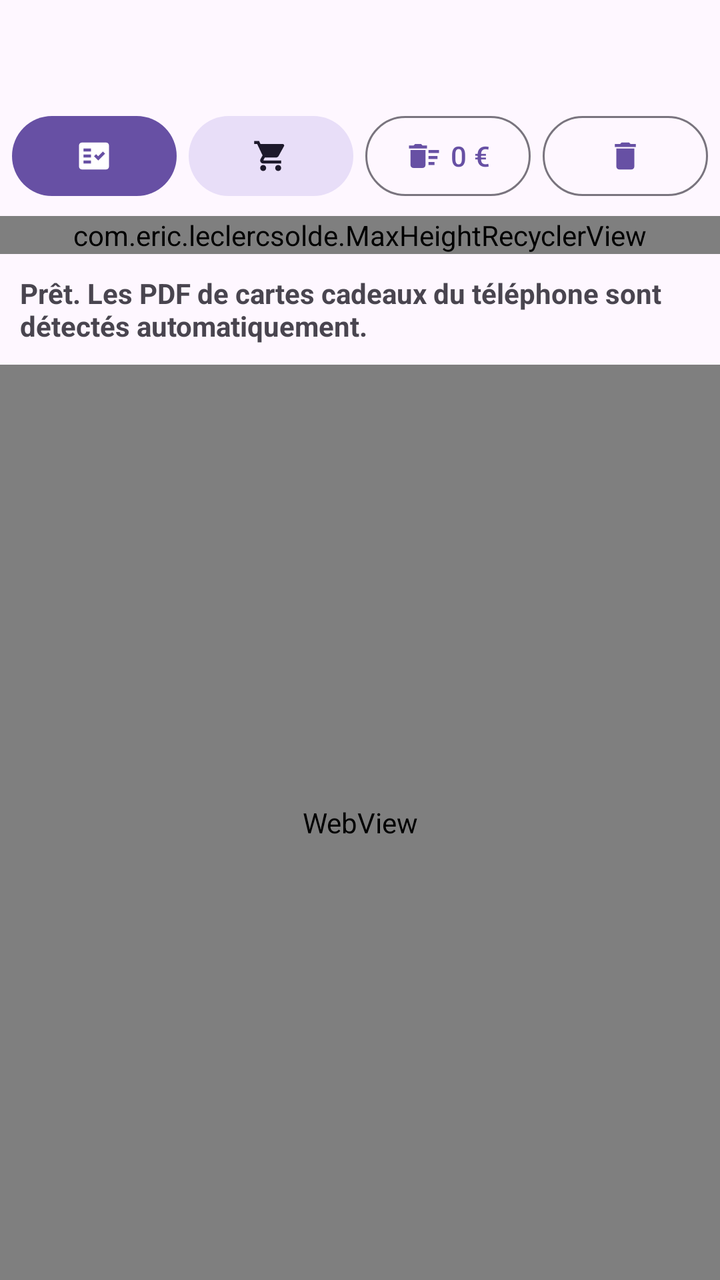
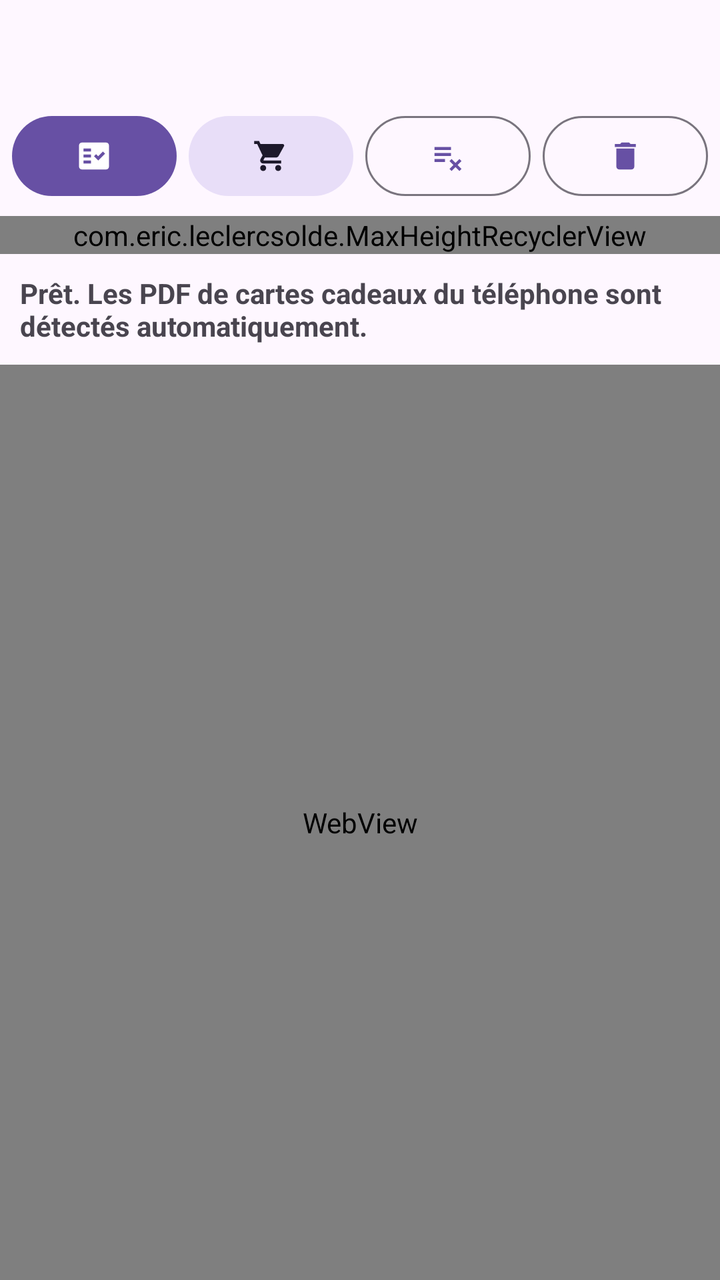

Before-and-after screenshots of an Android layout around one commit, followed by the original layout XML and the change that was made.
<!-- AndroidManifest.xml: application theme Theme.Material3.DayNight.NoActionBar -->
<!-- res/layout/activity_main.xml -->
<?xml version="1.0" encoding="utf-8"?>
<LinearLayout xmlns:android="http://schemas.android.com/apk/res/android"
    xmlns:app="http://schemas.android.com/apk/res-auto"
    android:layout_width="match_parent"
    android:layout_height="match_parent"
    android:orientation="vertical">

    <LinearLayout
        android:id="@+id/sectionHeader"
        android:layout_width="match_parent"
        android:layout_height="wrap_content"
        android:minHeight="48dp"
        android:background="?attr/selectableItemBackground"
        android:clickable="true"
        android:focusable="true"
        android:gravity="center_vertical"
        android:orientation="horizontal"
        android:paddingHorizontal="12dp">

        <TextView
            android:id="@+id/sectionCount"
            android:layout_width="0dp"
            android:layout_height="wrap_content"
            android:layout_weight="1"
            android:textStyle="bold" />

        <TextView
            android:id="@+id/sectionToggle"
            android:layout_width="wrap_content"
            android:layout_height="wrap_content"
            android:textColor="?attr/colorPrimary"
            android:textStyle="bold" />
    </LinearLayout>

    <Button
        android:id="@+id/btnAccess"
        android:layout_width="match_parent"
        android:layout_height="wrap_content"
        android:layout_marginHorizontal="6dp"
        android:text="@string/grant_access"
        android:visibility="gone" />

    <LinearLayout
        android:id="@+id/section"
        android:layout_width="match_parent"
        android:layout_height="wrap_content"
        android:orientation="vertical">

        <LinearLayout
            android:layout_width="match_parent"
            android:layout_height="wrap_content"
            android:orientation="horizontal"
            android:padding="6dp">

            <com.google.android.material.button.MaterialButton
                android:id="@+id/btnCheck"
                android:layout_width="0dp"
                android:layout_height="wrap_content"
                android:layout_weight="1"
                android:paddingHorizontal="8dp"
                android:contentDescription="@string/check_selection"
                android:tooltipText="@string/check_selection"
                app:icon="@drawable/ic_check"
                app:iconGravity="textStart"
                app:iconPadding="0dp" />

            <com.google.android.material.button.MaterialButton
                android:id="@+id/btnBuy"
                style="@style/Widget.Material3.Button.TonalButton"
                android:layout_width="0dp"
                android:layout_height="wrap_content"
                android:layout_marginStart="6dp"
                android:layout_weight="1"
                android:paddingHorizontal="8dp"
                android:contentDescription="@string/buy_card"
                android:tooltipText="@string/buy_card"
                app:icon="@drawable/ic_buy"
                app:iconGravity="textStart"
                app:iconPadding="0dp" />

            <com.google.android.material.button.MaterialButton
                android:id="@+id/btnDeleteEmpty"
                style="@style/Widget.Material3.Button.OutlinedButton"
                android:layout_width="0dp"
                android:layout_height="wrap_content"
                android:layout_marginStart="6dp"
                android:layout_weight="1"
                android:paddingHorizontal="8dp"
                android:contentDescription="@string/delete_empty"
                android:tooltipText="@string/delete_empty"
                android:maxLines="1"
                android:text="@string/zero_balance"
                app:icon="@drawable/ic_delete_empty"
                app:iconGravity="textStart"
                app:iconPadding="4dp" />

            <com.google.android.material.button.MaterialButton
                android:id="@+id/btnDeleteSelection"
                style="@style/Widget.Material3.Button.OutlinedButton"
                android:layout_width="0dp"
                android:layout_height="wrap_content"
                android:layout_marginStart="6dp"
                android:layout_weight="1"
                android:paddingHorizontal="8dp"
                android:contentDescription="@string/delete_selection"
                android:tooltipText="@string/delete_selection"
                app:icon="@drawable/ic_delete_selection"
                app:iconGravity="textStart"
                app:iconPadding="0dp" />
        </LinearLayout>

        <com.eric.leclercsolde.MaxHeightRecyclerView
            android:id="@+id/list"
            android:layout_width="match_parent"
            android:layout_height="wrap_content"
            android:background="#11000000" />
    </LinearLayout>

    <TextView
        android:id="@+id/banner"
        android:layout_width="match_parent"
        android:layout_height="wrap_content"
        android:padding="10dp"
        android:textStyle="bold"
        android:text="@string/ready" />

    <WebView
        android:id="@+id/web"
        android:layout_width="match_parent"
        android:layout_height="0dp"
        android:layout_weight="1" />
</LinearLayout>
<!-- resources referenced by this layout -->
<resources>
  <!-- drawable ic_buy (drawable) -->
  <vector xmlns:android="http://schemas.android.com/apk/res/android"
      android:width="24dp"
      android:height="24dp"
      android:viewportWidth="24"
      android:viewportHeight="24"
      android:tint="?attr/colorControlNormal">
    <path
        android:fillColor="@android:color/white"
        android:pathData="M7,18c-1.1,0 -1.99,0.9 -1.99,2S5.9,22 7,22s2,-0.9 2,-2 -0.9,-2 -2,-2zM1,2v2h2l3.6,7.59 -1.35,2.45c-0.16,0.28 -0.25,0.61 -0.25,0.96 0,1.1 0.9,2 2,2h12v-2L7.42,15c-0.14,0 -0.25,-0.11 -0.25,-0.25l0.03,-0.12 0.9,-1.63h7.45c0.75,0 1.41,-0.41 1.75,-1.03l3.58,-6.49c0.08,-0.14 0.12,-0.31 0.12,-0.48 0,-0.55 -0.45,-1 -1,-1L5.21,4l-0.94,-2L1,2zM17,18c-1.1,0 -1.99,0.9 -1.99,2s0.89,2 1.99,2 2,-0.9 2,-2 -0.9,-2 -2,-2z"/>
  </vector>
  <!-- drawable ic_check (drawable) -->
  <vector xmlns:android="http://schemas.android.com/apk/res/android"
      android:width="24dp"
      android:height="24dp"
      android:viewportWidth="24"
      android:viewportHeight="24"
      android:tint="?attr/colorControlNormal"
      android:autoMirrored="true">
    <path
        android:fillColor="@android:color/white"
        android:pathData="M20,3H4C2.9,3 2,3.9 2,5v14c0,1.1 0.9,2 2,2h16c1.1,0 2,-0.9 2,-2V5C22,3.9 21.1,3 20,3zM10,17H5v-2h5V17zM10,13H5v-2h5V13zM10,9H5V7h5V9zM14.82,15L12,12.16l1.41,-1.41l1.41,1.42L17.99,9l1.42,1.42L14.82,15z"
        android:fillType="evenOdd"/>
  </vector>
  <!-- drawable ic_delete_empty (drawable) -->
  <vector xmlns:android="http://schemas.android.com/apk/res/android"
      android:width="24dp"
      android:height="24dp"
      android:viewportWidth="24"
      android:viewportHeight="24"
      android:tint="?attr/colorControlNormal">
    <path
        android:fillColor="@android:color/white"
        android:pathData="M15,16h4v2h-4zM15,8h7v2h-7zM15,12h6v2h-6zM3,18c0,1.1 0.9,2 2,2h6c1.1,0 2,-0.9 2,-2L13,8L3,8v10zM14,5h-3l-1,-1L6,4L5,5L2,5v2h12z"/>
  </vector>
  <!-- drawable ic_delete_selection (drawable) -->
  <vector xmlns:android="http://schemas.android.com/apk/res/android"
      android:width="24dp"
      android:height="24dp"
      android:viewportWidth="24"
      android:viewportHeight="24"
      android:tint="?attr/colorControlNormal">
    <path
        android:fillColor="@android:color/white"
        android:pathData="M6,19c0,1.1 0.9,2 2,2h8c1.1,0 2,-0.9 2,-2V7H6v12zM19,4h-3.5l-1,-1h-5l-1,1H5v2h14V4z"/>
  </vector>
  <string name="buy_card">Acheter une carte</string>
  <string name="check_selection">Vérifier les cartes sélectionnées</string>
  <string name="delete_empty">Supprimer les cartes à 0 €</string>
  <string name="delete_selection">Supprimer la sélection</string>
  <string name="grant_access">Autoriser l\'accès aux fichiers pour détecter les PDF</string>
  <string name="ready">Prêt. Les PDF de cartes cadeaux du téléphone sont détectés automatiquement.</string>
  <string name="zero_balance">0 €</string>
</resources>

<!-- the commit's change to res/layout/activity_main.xml (unified diff, before → after) -->
@@ -79,20 +79,18 @@
                 app:iconPadding="0dp" />
 
             <com.google.android.material.button.MaterialButton
-                android:id="@+id/btnDeleteEmpty"
+                android:id="@+id/btnHideSelection"
                 style="@style/Widget.Material3.Button.OutlinedButton"
                 android:layout_width="0dp"
                 android:layout_height="wrap_content"
                 android:layout_marginStart="6dp"
                 android:layout_weight="1"
                 android:paddingHorizontal="8dp"
-                android:contentDescription="@string/delete_empty"
-                android:tooltipText="@string/delete_empty"
-                android:maxLines="1"
-                android:text="@string/zero_balance"
-                app:icon="@drawable/ic_delete_empty"
+                android:contentDescription="@string/hide_selection"
+                android:tooltipText="@string/hide_selection"
+                app:icon="@drawable/ic_hide_selection"
                 app:iconGravity="textStart"
-                app:iconPadding="4dp" />
+                app:iconPadding="0dp" />
 
             <com.google.android.material.button.MaterialButton
                 android:id="@+id/btnDeleteSelection"
<!-- resource entries referenced after the edit -->
@@ -24,17 +24,6 @@
         android:pathData="M20,3H4C2.9,3 2,3.9 2,5v14c0,1.1 0.9,2 2,2h16c1.1,0 2,-0.9 2,-2V5C22,3.9 21.1,3 20,3zM10,17H5v-2h5V17zM10,13H5v-2h5V13zM10,9H5V7h5V9zM14.82,15L12,12.16l1.41,-1.41l1.41,1.42L17.99,9l1.42,1.42L14.82,15z"
         android:fillType="evenOdd"/>
   </vector>
-  <!-- drawable ic_delete_empty (drawable) -->
-  <vector xmlns:android="http://schemas.android.com/apk/res/android"
-      android:width="24dp"
-      android:height="24dp"
-      android:viewportWidth="24"
-      android:viewportHeight="24"
-      android:tint="?attr/colorControlNormal">
-    <path
-        android:fillColor="@android:color/white"
-        android:pathData="M15,16h4v2h-4zM15,8h7v2h-7zM15,12h6v2h-6zM3,18c0,1.1 0.9,2 2,2h6c1.1,0 2,-0.9 2,-2L13,8L3,8v10zM14,5h-3l-1,-1L6,4L5,5L2,5v2h12z"/>
-  </vector>
   <!-- drawable ic_delete_selection (drawable) -->
   <vector xmlns:android="http://schemas.android.com/apk/res/android"
       android:width="24dp"
@@ -46,12 +35,22 @@
         android:fillColor="@android:color/white"
         android:pathData="M6,19c0,1.1 0.9,2 2,2h8c1.1,0 2,-0.9 2,-2V7H6v12zM19,4h-3.5l-1,-1h-5l-1,1H5v2h14V4z"/>
   </vector>
+  <!-- drawable ic_hide_selection (drawable) -->
+  <vector xmlns:android="http://schemas.android.com/apk/res/android"
+      android:width="24dp"
+      android:height="24dp"
+      android:viewportWidth="24"
+      android:viewportHeight="24"
+      android:tint="?attr/colorControlNormal">
+    <path
+        android:fillColor="@android:color/white"
+        android:pathData="M14,10H3v2h11V10zM14,6H3v2h11V6zM3,16h7v-2H3V16zM14.41,22L17,19.41L19.59,22L21,20.59L18.41,18L21,15.41L19.59,14L17,16.59L14.41,14L13,15.41L15.59,18L13,20.59L14.41,22z"/>
+  </vector>
   <string name="buy_card">Acheter une carte</string>
   <string name="check_selection">Vérifier les cartes sélectionnées</string>
-  <string name="delete_empty">Supprimer les cartes à 0 €</string>
   <string name="delete_selection">Supprimer la sélection</string>
   <string name="grant_access">Autoriser l\'accès aux fichiers pour détecter les PDF</string>
+  <string name="hide_selection">Retirer la sélection de la liste</string>
   <string name="ready">Prêt. Les PDF de cartes cadeaux du téléphone sont détectés automatiquement.</string>
-  <string name="zero_balance">0 €</string>
 </resources>
 
